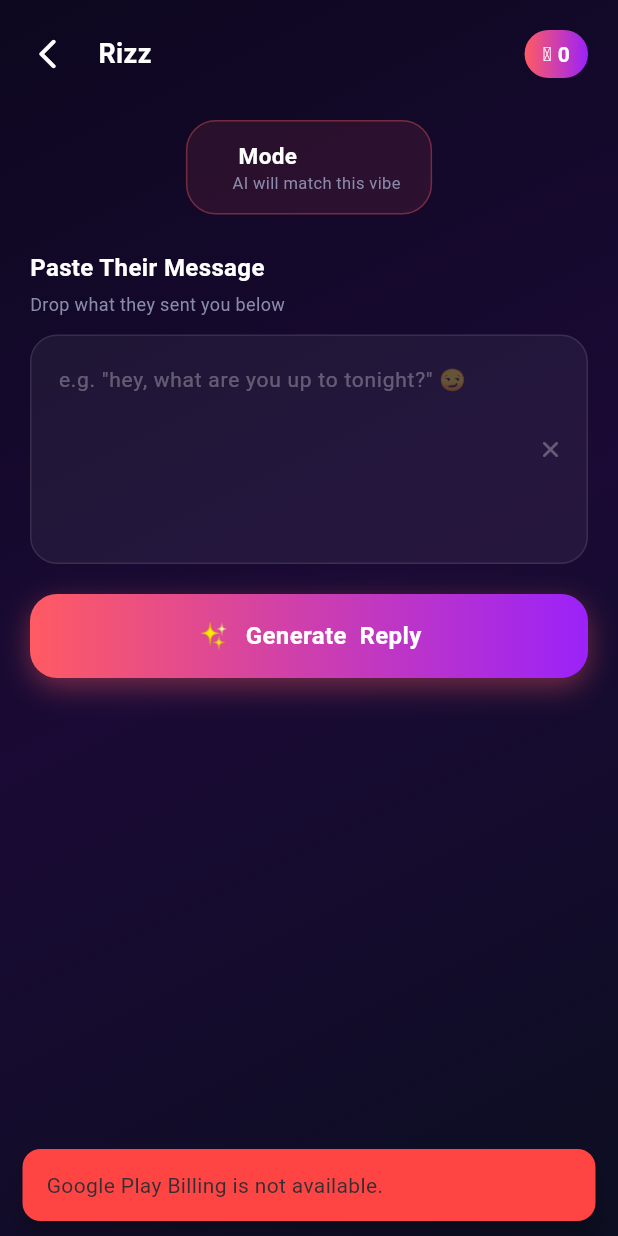
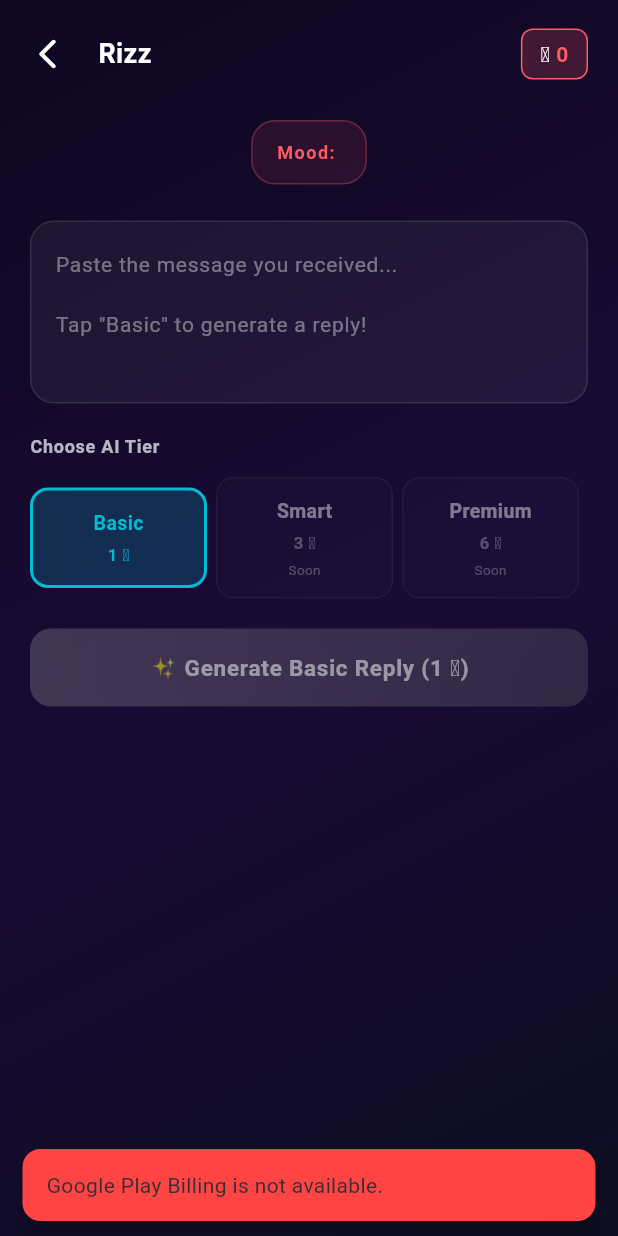
Before and after one commit to anshjotsinghgit1-boop/dart, a Flutter app: the ReplierScreen screen opened directly with empty values, on a phone screen of 412 x 824 dp. Run offline on Flutter 3.47's test engine with Material 3 defaults, Android fonts, the phone set to English and light mode, and no system bars; our stand-ins replace cloud_functions, firebase_auth, firebase_core, google_sign_in, in_app_purchase; missing offline and left inert: in_app_purchase_android; accounts and stored records are empty; network calls fail.

Commit message:
Update replier_screen.dart

```diff
--- a/lib/screens/replier_screen.dart
+++ b/lib/screens/replier_screen.dart
@@ -1,7 +1,7 @@
 import 'package:flutter/material.dart';
 import 'package:flutter/services.dart';
 
-import '../services/groq_service.dart';
+import '../services/ai_reply_service.dart';
 import '../services/coins_service.dart';
 import 'plans_screen.dart';
 
@@ -27,13 +27,32 @@ class _ReplierScreenState extends State<ReplierScreen>
   bool _isLoading = false;
   bool _copied = false;
   int _coins = 0;
+  String _selectedTier = 'basic';
 
-  // Short-term conversation memory.
-  //
-  // user = their message
-  // assistant = our generated reply
-  //
-  // We keep only the latest 8 messages to control token usage.
+  final Map<String, Map<String, dynamic>> _tierConfig = {
+    'basic': {
+      'name': 'Basic',
+      'cost': 1,
+      'color': Color(0xFF00BCD4),
+      'description': 'Standard AI reply',
+      'enabled': true,
+    },
+    'smart': {
+      'name': 'Smart',
+      'cost': 3,
+      'color': Color(0xFFFF9800),
+      'description': 'Enhanced AI reply',
+      'enabled': false,
+    },
+    'premium': {
+      'name': 'Premium',
+      'cost': 6,
+      'color': Color(0xFFE91E63),
+      'description': 'Best AI reply',
+      'enabled': false,
+    },
+  };
+
   final List<Map<String, String>> _conversation = [];
 
   late AnimationController _fadeCtrl;
@@ -103,8 +122,28 @@ class _ReplierScreenState extends State<ReplierScreen>
       return;
     }
 
-    if (_coins <= 0) {
-      _showNoCoinsDialog();
+    final selectedTier = _tierConfig[_selectedTier];
+
+    if (selectedTier == null) {
+      _showSnack('Invalid AI tier.');
+      return;
+    }
+
+    final isTierEnabled = selectedTier['enabled'] == true;
+
+    if (!isTierEnabled) {
+      _showSnack(
+        '${selectedTier['name']} is not available yet.',
+      );
+      return;
+    }
+
+    final tierCost = selectedTier['cost'] as int;
+
+    if (_coins < tierCost) {
+      _showSnack(
+        '${selectedTier['name']} requires $tierCost coins. You have $_coins.',
+      );
       return;
     }
 
@@ -118,28 +157,22 @@ class _ReplierScreenState extends State<ReplierScreen>
     _slideCtrl.reset();
 
     try {
-      final spent = await CoinsService.spendCoin();
-
-      if (!spent) {
-        _showNoCoinsDialog();
-        return;
-      }
-
-      // Send the recent conversation to the AI.
-      //
-      // IMPORTANT:
-      // The current message is NOT added to _conversation yet.
-      // GroqService adds it to the API request separately.
-      final result = await GroqService.generateReply(
+      final result = await AIReplyService.generateReply(
+        tier: _selectedTier,
         message: msg,
         mood: widget.mood,
         conversation: List<Map<String, String>>.from(_conversation),
       );
 
-      // Only save the conversation AFTER a successful AI response.
-      //
-      // This prevents failed requests from polluting the conversation
-      // history.
+      final aiReply = result['reply'] as String? ?? '';
+
+      final remainingCoins =
+          (result['remainingCoins'] as num?)?.toInt() ?? _coins;
+
+      if (aiReply.trim().isEmpty) {
+        throw Exception('AI returned an empty reply.');
+      }
+
       _conversation.add({
         'role': 'user',
         'content': msg,
@@ -147,18 +180,9 @@ class _ReplierScreenState extends State<ReplierScreen>
 
       _conversation.add({
         'role': 'assistant',
-        'content': result,
+        'content': aiReply,
       });
 
-      // Keep only the latest 8 messages.
-      //
-      // Example:
-      // message 1
-      // message 2
-      // ...
-      // message 8
-      //
-      // Older messages are automatically removed.
       if (_conversation.length > 8) {
         _conversation.removeRange(
           0,
@@ -166,10 +190,11 @@ class _ReplierScreenState extends State<ReplierScreen>
         );
       }
 
-      await _loadCoins();
-
       if (mounted) {
-        setState(() => _reply = result);
+        setState(() {
+          _reply = aiReply;
+          _coins = remainingCoins;
+        });
 
         _fadeCtrl.forward();
         _slideCtrl.forward();
@@ -313,6 +338,8 @@ class _ReplierScreenState extends State<ReplierScreen>
                       const SizedBox(height: 24),
                       _buildInputArea(),
                       const SizedBox(height: 20),
+                      _buildTierSelector(),
+                      const SizedBox(height: 20),
                       _buildGenerateButton(),
                       if (_isLoading) ...[
                         const SizedBox(height: 40),
@@ -362,25 +389,25 @@ class _ReplierScreenState extends State<ReplierScreen>
               vertical: 6,
             ),
             decoration: BoxDecoration(
-              gradient: const LinearGradient(
-                colors: [
-                  Color(0xFFFF5B63),
-                  Color(0xFF9B22F9),
-                ],
+              color: const Color(0xFFFF5B63).withOpacity(0.2),
+              borderRadius: BorderRadius.circular(8),
+              border: Border.all(
+                color: const Color(0xFFFF5B63),
+                width: 1,
               ),
-              borderRadius: BorderRadius.circular(16),
             ),
             child: Row(
+              mainAxisSize: MainAxisSize.min,
               children: [
                 const Text(
                   '🪙',
-                  style: TextStyle(fontSize: 13),
+                  style: TextStyle(fontSize: 14),
                 ),
                 const SizedBox(width: 4),
                 Text(
                   '$_coins',
                   style: const TextStyle(
-                    color: Colors.white,
+                    color: Color(0xFFFF5B63),
                     fontWeight: FontWeight.bold,
                     fontSize: 14,
                   ),
@@ -396,162 +423,235 @@ class _ReplierScreenState extends State<ReplierScreen>
   Widget _buildMoodBadge() {
     return Container(
       padding: const EdgeInsets.symmetric(
-        horizontal: 20,
+        horizontal: 16,
         vertical: 12,
       ),
       decoration: BoxDecoration(
         color: const Color(0xFFFF5B63).withOpacity(0.1),
-        borderRadius: BorderRadius.circular(20),
+        borderRadius: BorderRadius.circular(16),
         border: Border.all(
-          color: const Color(0xFFFF5B63).withOpacity(0.35),
+          color: const Color(0xFFFF5B63).withOpacity(0.3),
+          width: 1,
         ),
       ),
-      child: Row(
-        mainAxisSize: MainAxisSize.min,
-        children: [
-          Text(
-            widget.emoji,
-            style: const TextStyle(fontSize: 22),
+      child: Text(
+        'Mood: ${widget.mood.toUpperCase()}',
+        style: const TextStyle(
+          color: Color(0xFFFF5B63),
+          fontSize: 12,
+          fontWeight: FontWeight.w600,
+          letterSpacing: 1,
         ),
-          const SizedBox(width: 10),
-          Column(
-            crossAxisAlignment: CrossAxisAlignment.start,
-            children: [
-              Text(
-                '${widget.mood} Mode',
-                style: const TextStyle(
-                  color: Colors.white,
-                  fontWeight: FontWeight.bold,
-                  fontSize: 15,
-                ),
-              ),
-              const Text(
-                'AI will match this vibe',
-                style: TextStyle(
-                  color: Color(0xFF8A8AAA),
-                  fontSize: 11,
-                ),
-              ),
-            ],
-          ),
-        ],
       ),
     );
   }
 
   Widget _buildInputArea() {
+    return Container(
+      decoration: BoxDecoration(
+        color: Colors.white.withOpacity(0.05),
+        borderRadius: BorderRadius.circular(16),
+        border: Border.all(
+          color: Colors.white.withOpacity(0.1),
+          width: 1,
+        ),
+      ),
+      child: TextField(
+        controller: _controller,
+        style: const TextStyle(
+          color: Colors.white,
+          fontSize: 16,
+          height: 1.4,
+        ),
+        minLines: 4,
+        maxLines: 6,
+        decoration: InputDecoration(
+          hintText:
+              'Paste the message you received...\n\n'
+              'Tap "${_tierConfig[_selectedTier]?['name']}" to generate a reply!',
+          hintStyle: TextStyle(
+            color: Colors.white.withOpacity(0.4),
+            fontSize: 14,
+          ),
+          border: InputBorder.none,
+          contentPadding: const EdgeInsets.all(16),
+        ),
+      ),
+    );
+  }
+
+  Widget _buildTierSelector() {
     return Column(
       crossAxisAlignment: CrossAxisAlignment.start,
       children: [
         const Text(
-          'Paste Their Message',
+          'Choose AI Tier',
           style: TextStyle(
-            color: Colors.white,
+            color: Colors.white70,
+            fontSize: 12,
+            fontWeight: FontWeight.w600,
+            letterSpacing: 0.5,
+          ),
+        ),
+        const SizedBox(height: 12),
+        Row(
+          children: _tierConfig.entries.map((entry) {
+            final tierName = entry.key;
+            final tierData = entry.value;
+
+            final isSelected = _selectedTier == tierName;
+            final isEnabled = tierData['enabled'] == true;
+
+            final cost = tierData['cost'] as int;
+            final displayName = tierData['name'] as String;
+            final color = tierData['color'] as Color;
+
+            return Expanded(
+              child: GestureDetector(
+                onTap: !isEnabled
+                    ? null
+                    : () {
+                        setState(() {
+                          _selectedTier = tierName;
+                        });
+                      },
+                child: Opacity(
+                  opacity: isEnabled ? 1.0 : 0.45,
+                  child: Container(
+                    margin: const EdgeInsets.only(right: 6),
+                    padding: const EdgeInsets.symmetric(
+                      vertical: 12,
+                      horizontal: 8,
+                    ),
+                    decoration: BoxDecoration(
+                      color: isSelected
+                          ? color.withOpacity(0.2)
+                          : Colors.white.withOpacity(0.03),
+                      borderRadius: BorderRadius.circular(12),
+                      border: Border.all(
+                        color: isSelected
+                            ? color
+                            : Colors.white.withOpacity(0.1),
+                        width: isSelected ? 2 : 1,
+                      ),
+                    ),
+                    child: Column(
+                      mainAxisAlignment: MainAxisAlignment.center,
+                      children: [
+                        Text(
+                          displayName,
+                          style: TextStyle(
+                            color: isSelected
+                                ? color
+                                : Colors.white,
                             fontWeight: FontWeight.bold,
-            fontSize: 16,
+                            fontSize: 13,
                           ),
                         ),
                         const SizedBox(height: 4),
-        const Text(
-          'Drop what they sent you below',
+                        Text(
+                          '$cost 🪙',
                           style: TextStyle(
-            color: Color(0xFF8A8AAA),
-            fontSize: 12,
+                            color: isSelected
+                                ? color
+                                : Colors.white.withOpacity(0.6),
+                            fontSize: 11,
+                            fontWeight: FontWeight.w600,
                           ),
                         ),
-        const SizedBox(height: 12),
-        Container(
-          decoration: BoxDecoration(
-            color: Colors.white.withOpacity(0.05),
-            borderRadius: BorderRadius.circular(18),
-            border: Border.all(
-              color: Colors.white.withOpacity(0.1),
+                        if (!isEnabled) ...[
+                          const SizedBox(height: 3),
+                          const Text(
+                            'Soon',
+                            style: TextStyle(
+                              color: Colors.white54,
+                              fontSize: 9,
                             ),
                           ),
-          child: TextField(
-            controller: _controller,
-            maxLines: 5,
-            style: const TextStyle(
-              color: Colors.white,
-              fontSize: 15,
-              height: 1.5,
-            ),
-            decoration: InputDecoration(
-              hintText:
-                  'e.g. "hey, what are you up to tonight?" 😏',
-              hintStyle: TextStyle(
-                color: Colors.white.withOpacity(0.3),
-                fontSize: 14,
-              ),
-              border: InputBorder.none,
-              contentPadding: const EdgeInsets.all(18),
-              suffixIcon: IconButton(
-                icon: Icon(
-                  Icons.clear_rounded,
-                  color: Colors.white.withOpacity(0.3),
-                  size: 18,
-                ),
-                onPressed: () => _controller.clear(),
+                        ],
+                      ],
                     ),
                   ),
                 ),
+              ),
+            );
+          }).toList(),
         ),
       ],
     );
   }
 
   Widget _buildGenerateButton() {
-    return GestureDetector(
-      onTap: _isLoading ? null : _generate,
-      child: AnimatedContainer(
-        duration: const Duration(milliseconds: 200),
+    final tierData = _tierConfig[_selectedTier];
+
+    final tierName =
+        tierData?['name'] as String? ?? 'Basic';
+
+    final tierCost =
+        tierData?['cost'] as int? ?? 1;
+
+    final isTierEnabled =
+        tierData?['enabled'] == true;
+
+    final isEnabled =
+        !_isLoading &&
+        isTierEnabled &&
+        _coins >= tierCost &&
+        _controller.text.trim().isNotEmpty;
+
+    final color =
+        tierData?['color'] as Color? ??
+        const Color(0xFF00BCD4);
+
+    return Container(
       width: double.infinity,
-        height: 56,
+      height: 52,
       decoration: BoxDecoration(
-          gradient: _isLoading
+        gradient: isEnabled
             ? LinearGradient(
+                begin: Alignment.topLeft,
+                end: Alignment.bottomRight,
                 colors: [
-                    Colors.grey.shade800,
-                    Colors.grey.shade700,
+                  color,
+                  color.withOpacity(0.7),
                 ],
               )
-              : const LinearGradient(
+            : LinearGradient(
                 colors: [
-                    Color(0xFFFF5B63),
-                    Color(0xFF9B22F9),
+                  Colors.grey.withOpacity(0.3),
+                  Colors.grey.withOpacity(0.2),
                 ],
               ),
-          borderRadius: BorderRadius.circular(18),
-          boxShadow: _isLoading
-              ? []
-              : [
+        borderRadius: BorderRadius.circular(14),
+        boxShadow: isEnabled
+            ? [
                 BoxShadow(
-                    color: const Color(0xFFFF5B63).withOpacity(0.4),
-                    blurRadius: 16,
-                    offset: const Offset(0, 6),
+                  color: color.withOpacity(0.4),
+                  blurRadius: 12,
+                  offset: const Offset(0, 4),
                 ),
-                ],
+              ]
+            : [],
       ),
+      child: Material(
+        color: Colors.transparent,
+        child: InkWell(
+          onTap: isEnabled ? _generate : null,
+          borderRadius: BorderRadius.circular(14),
           child: Center(
-          child: Row(
-            mainAxisSize: MainAxisSize.min,
-            children: [
-              const Text(
-                '✨',
-                style: TextStyle(fontSize: 18),
-              ),
-              const SizedBox(width: 10),
-              Text(
+            child: Text(
               _isLoading
-                    ? 'Generating...'
-                    : 'Generate ${widget.mood} Reply',
-                style: const TextStyle(
-                  color: Colors.white,
+                  ? 'Generating $tierName Reply...'
+                  : '✨ Generate $tierName Reply ($tierCost 🪙)',
+              style: TextStyle(
+                color: isEnabled
+                    ? Colors.white
+                    : Colors.white.withOpacity(0.5),
                 fontWeight: FontWeight.bold,
-                  fontSize: 16,
+                fontSize: 15,
+                letterSpacing: 0.5,
               ),
             ),
-            ],
           ),
         ),
       ),
@@ -561,49 +661,23 @@ class _ReplierScreenState extends State<ReplierScreen>
   Widget _buildLoadingWidget() {
     return Column(
       children: [
-        Container(
-          width: 64,
-          height: 64,
-          decoration: BoxDecoration(
-            gradient: const LinearGradient(
-              colors: [
-                Color(0xFF2A0A4A),
-                Color(0xFF1A1035),
-              ],
+        SizedBox(
+          width: 50,
+          height: 50,
+          child: CircularProgressIndicator(
+            valueColor: AlwaysStoppedAnimation<Color>(
+              const Color(0xFFFF5B63).withOpacity(0.7),
             ),
-            shape: BoxShape.circle,
-            border: Border.all(
-              color: const Color(0xFFFF5B63).withOpacity(0.4),
-              width: 2,
-            ),
-          ),
-          child: const Center(
-            child: SizedBox(
-              width: 28,
-              height: 28,
-              child: CircularProgressIndicator(
-                strokeWidth: 2.5,
-                valueColor: AlwaysStoppedAnimation<Color>(
-                  Color(0xFFFF5B63),
-                ),
-              ),
-            ),
+            strokeWidth: 3,
           ),
         ),
         const SizedBox(height: 16),
-        const Text(
-          'Crafting your perfect rizz...',
+        Text(
+          'Generating your perfect reply...',
           style: TextStyle(
-            color: Color(0xFF8A8AAA),
+            color: Colors.white.withOpacity(0.7),
             fontSize: 14,
-          ),
-        ),
-        const SizedBox(height: 6),
-        const Text(
-          'AI is thinking 🧠',
-          style: TextStyle(
-            color: Color(0xFF8A8AAA),
-            fontSize: 12,
+            fontStyle: FontStyle.italic,
           ),
         ),
       ],
@@ -611,160 +685,79 @@ class _ReplierScreenState extends State<ReplierScreen>
   }
 
   Widget _buildReplyCard() {
-    return FadeTransition(
-      opacity: _fadeAnim,
+    return ScaleTransition(
+      scale: _fadeAnim,
       child: SlideTransition(
         position: _slideAnim,
         child: Container(
-          width: double.infinity,
-          padding: const EdgeInsets.all(20),
           decoration: BoxDecoration(
-            gradient: const LinearGradient(
-              begin: Alignment.topLeft,
-              end: Alignment.bottomRight,
-              colors: [
-                Color(0xFF2A0A4A),
-                Color(0xFF1A1035),
-              ],
-            ),
-            borderRadius: BorderRadius.circular(22),
+            color: Colors.white.withOpacity(0.08),
+            borderRadius: BorderRadius.circular(16),
             border: Border.all(
-              color: const Color(0xFFFF5B63).withOpacity(0.35),
-              width: 1.5,
+              color: const Color(0xFFFF5B63).withOpacity(0.3),
+              width: 1,
             ),
             boxShadow: [
               BoxShadow(
-                color: const Color(0xFF9B22F9).withOpacity(0.2),
-                blurRadius: 24,
+                color: const Color(0xFFFF5B63).withOpacity(0.1),
+                blurRadius: 16,
                 offset: const Offset(0, 8),
               ),
             ],
           ),
+          padding: const EdgeInsets.all(16),
           child: Column(
             crossAxisAlignment: CrossAxisAlignment.start,
             children: [
               Row(
+                mainAxisAlignment: MainAxisAlignment.spaceBetween,
                 children: [
-                  Container(
+                  const Text(
+                    '✨ Your Rizz Reply',
+                    style: TextStyle(
+                      color: Color(0xFFFF5B63),
+                      fontSize: 13,
+                      fontWeight: FontWeight.w600,
+                      letterSpacing: 0.5,
+                    ),
+                  ),
+                  GestureDetector(
+                    onTap: _copyReply,
+                    child: Container(
                       padding: const EdgeInsets.symmetric(
-                      horizontal: 10,
-                      vertical: 5,
+                        horizontal: 12,
+                        vertical: 6,
                       ),
                       decoration: BoxDecoration(
-                      color: const Color(0xFFFF5B63).withOpacity(0.15),
-                      borderRadius: BorderRadius.circular(10),
+                        color: const Color(0xFFFF5B63).withOpacity(0.1),
+                        borderRadius: BorderRadius.circular(8),
                         border: Border.all(
-                        color:
-                            const Color(0xFFFF5B63).withOpacity(0.4),
+                          color: const Color(0xFFFF5B63).withOpacity(0.3),
+                          width: 1,
                         ),
                       ),
-                    child: Row(
-                      children: [
-                        Text(
-                          widget.emoji,
-                          style: const TextStyle(fontSize: 13),
-                        ),
-                        const SizedBox(width: 5),
-                        const Text(
-                          'Your Rizz Reply',
-                          style: TextStyle(
-                            color: Color(0xFFFF5B63),
-                            fontSize: 11,
-                            fontWeight: FontWeight.bold,
-                          ),
-                        ),
-                      ],
-                    ),
-                  ),
-                  const Spacer(),
-                  GestureDetector(
-                    onTap: _copyReply,
-                    child: AnimatedContainer(
-                      duration:
-                          const Duration(milliseconds: 200),
-                      padding: const EdgeInsets.symmetric(
-                        horizontal: 14,
-                        vertical: 8,
-                      ),
-                      decoration: BoxDecoration(
-                        color: _copied
-                            ? const Color(0xFF4CAF50)
-                                .withOpacity(0.15)
-                            : Colors.white.withOpacity(0.08),
-                        borderRadius: BorderRadius.circular(12),
-                        border: Border.all(
-                          color: _copied
-                              ? const Color(0xFF4CAF50)
-                                  .withOpacity(0.5)
-                              : Colors.white.withOpacity(0.1),
-                        ),
-                      ),
-                      child: Row(
-                        children: [
-                          Icon(
-                            _copied
-                                ? Icons.check_rounded
-                                : Icons.copy_rounded,
-                            color: _copied
-                                ? const Color(0xFF4CAF50)
-                                : Colors.white70,
-                            size: 16,
-                          ),
-                          const SizedBox(width: 6),
-                          Text(
-                            _copied ? 'Copied!' : 'Copy',
+                      child: Text(
+                        _copied ? '✓ Copied' : 'Copy',
                         style: TextStyle(
                           color: _copied
-                                  ? const Color(0xFF4CAF50)
-                                  : Colors.white70,
-                              fontSize: 13,
+                              ? Colors.green
+                              : const Color(0xFFFF5B63),
+                          fontSize: 12,
                           fontWeight: FontWeight.w600,
                         ),
-                          ),
-                        ],
                       ),
                     ),
                   ),
                 ],
               ),
-              const SizedBox(height: 16),
-              const Divider(
-                color: Color(0x22FFFFFF),
-                height: 1,
-              ),
-              const SizedBox(height: 16),
+              const SizedBox(height: 12),
               Text(
                 _reply,
                 style: const TextStyle(
                   color: Colors.white,
                   fontSize: 16,
                   height: 1.6,
-                ),
-              ),
-              const SizedBox(height: 20),
-              SizedBox(
-                width: double.infinity,
-                child: OutlinedButton(
-                  onPressed: _isLoading ? null : _generate,
-                  style: OutlinedButton.styleFrom(
-                    side: BorderSide(
-                      color:
-                          const Color(0xFFFF5B63).withOpacity(0.5),
-                    ),
-                    shape: RoundedRectangleBorder(
-                      borderRadius: BorderRadius.circular(14),
-                    ),
-                    padding: const EdgeInsets.symmetric(
-                      vertical: 12,
-                    ),
-                  ),
-                  child: const Text(
-                    'Try Another Reply 🔄',
-                    style: TextStyle(
-                      color: Color(0xFFFF5B63),
-                      fontWeight: FontWeight.w600,
-                    ),
-                  ),
+                  fontWeight: FontWeight.w500,
                 ),
               ),
             ],
```
Lines whose indentation alone changed are shown as unchanged.
